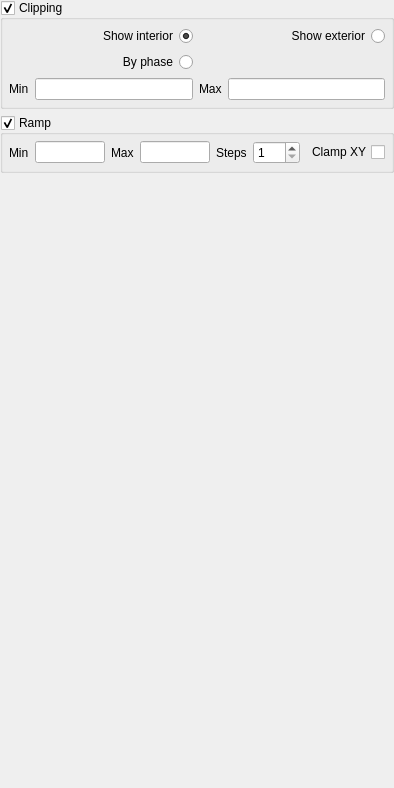
open-scan-crew/OpenScanTools, file src/gui/forms/SubProperty_Clipping.ui: the form before one commit.
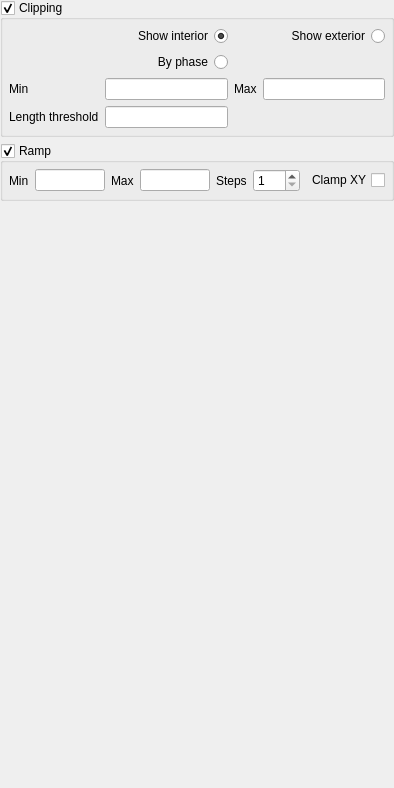
The form after the commit. Custom widgets are drawn as their Qt base class.

Commit message: Add length threshold for cylinder/measure clipping

What changed in the file:
```diff
--- a/src/gui/forms/SubProperty_Clipping.ui
+++ b/src/gui/forms/SubProperty_Clipping.ui
@@ -248,6 +248,16 @@
         </property>
        </widget>
       </item>
+      <item row="3" column="0">
+       <widget class="QLabel" name="label_lengthThresholdClip">
+        <property name="text">
+         <string>Length threshold</string>
+        </property>
+       </widget>
+      </item>
+      <item row="3" column="1">
+       <widget class="QDoubleEdit" name="lineEdit_lengthThresholdClip"/>
+      </item>
       <item row="2" column="2">
        <widget class="QLabel" name="label_maxClip">
         <property name="text">
```
The commit also changes 19 other files.
